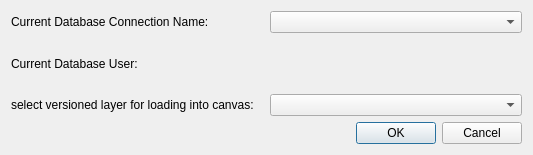
Qt form forms/load_version.ui (sourcepole/pgversion) before a commit.
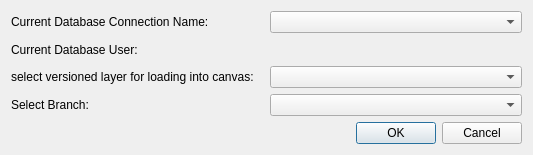
The same form after that commit.

Patch:
```diff
--- a/forms/load_version.ui
+++ b/forms/load_version.ui
@@ -54,6 +54,16 @@
      <item row="0" column="1">
       <widget class="QComboBox" name="cmbServer"/>
      </item>
+     <item row="3" column="1">
+      <widget class="QComboBox" name="cmbBranch"/>
+     </item>
+     <item row="3" column="0">
+      <widget class="QLabel" name="label_4">
+       <property name="text">
+        <string>Select Branch:</string>
+       </property>
+      </widget>
+     </item>
     </layout>
    </item>
    <item row="1" column="0">
```
